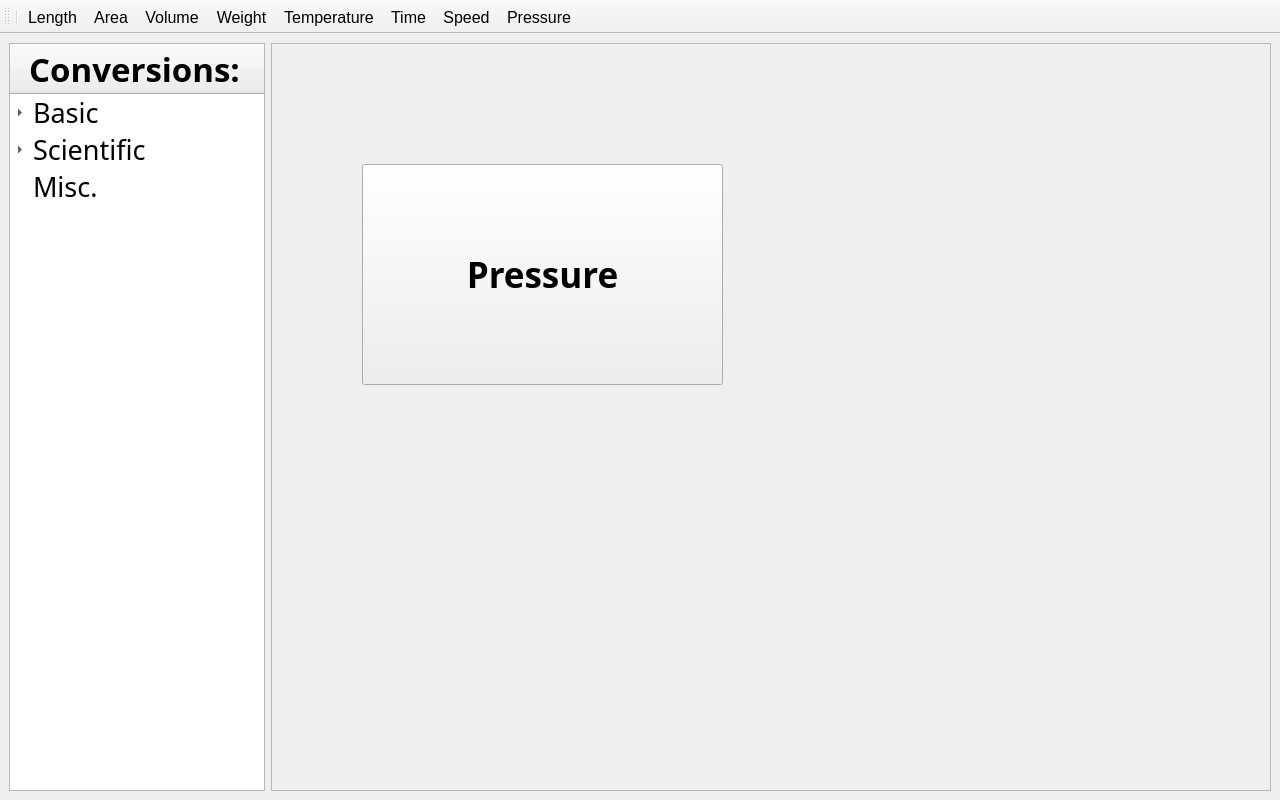
Qt form mainwindow.ui (30vam/cute-converter) before a commit.
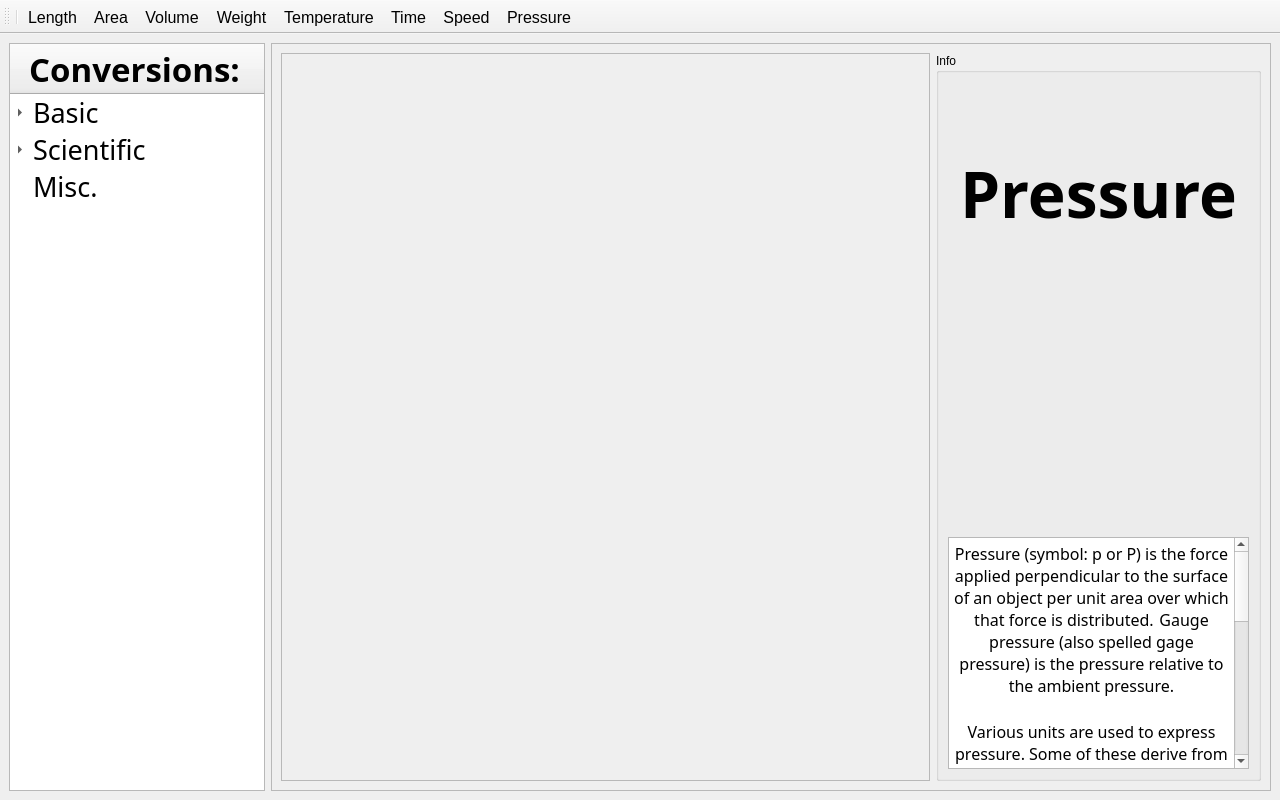
The same form after that commit. Icons and pictures are not drawn.

Commit message: Added pressure page

```diff
--- a/mainwindow.ui
+++ b/mainwindow.ui
@@ -326,7 +326,7 @@
        <enum>QFrame::StyledPanel</enum>
       </property>
       <property name="currentIndex">
-       <number>8</number>
+       <number>9</number>
       </property>
       <widget class="QWidget" name="basicPage">
        <layout class="QGridLayout" name="gridLayout">
@@ -1894,6 +1894,179 @@
         </property>
        </widget>
       </widget>
+      <widget class="QWidget" name="pressureWidget">
+       <layout class="QHBoxLayout" name="horizontalLayout_9" stretch="2,1">
+        <item>
+         <widget class="QScrollArea" name="pressureScrollArea">
+          <property name="sizePolicy">
+           <sizepolicy hsizetype="Expanding" vsizetype="Expanding">
+            <horstretch>0</horstretch>
+            <verstretch>0</verstretch>
+           </sizepolicy>
+          </property>
+          <property name="widgetResizable">
+           <bool>true</bool>
+          </property>
+          <widget class="QWidget" name="scrollAreaWidgetContents_8">
+           <property name="geometry">
+            <rect>
+             <x>0</x>
+             <y>0</y>
+             <width>647</width>
+             <height>639</height>
+            </rect>
+           </property>
+          </widget>
+         </widget>
+        </item>
+        <item>
+         <widget class="QGroupBox" name="pressureInfoGroupBox">
+          <property name="sizePolicy">
+           <sizepolicy hsizetype="Ignored" vsizetype="Ignored">
+            <horstretch>0</horstretch>
+            <verstretch>0</verstretch>
+           </sizepolicy>
+          </property>
+          <property name="title">
+           <string>Info</string>
+          </property>
+          <layout class="QVBoxLayout" name="verticalLayout_8">
+           <item>
+            <widget class="QLabel" name="pressureLabel">
+             <property name="sizePolicy">
+              <sizepolicy hsizetype="Preferred" vsizetype="Preferred">
+               <horstretch>0</horstretch>
+               <verstretch>0</verstretch>
+              </sizepolicy>
+             </property>
+             <property name="minimumSize">
+              <size>
+               <width>0</width>
+               <height>0</height>
+              </size>
+             </property>
+             <property name="font">
+              <font>
+               <family>Aleo</family>
+               <pointsize>48</pointsize>
+               <italic>false</italic>
+               <bold>true</bold>
+               <underline>false</underline>
+               <strikeout>false</strikeout>
+              </font>
+             </property>
+             <property name="text">
+              <string>&lt;html&gt;&lt;head/&gt;&lt;body&gt;&lt;p&gt;Pressure&lt;/p&gt;&lt;/body&gt;&lt;/html&gt;</string>
+             </property>
+             <property name="textFormat">
+              <enum>Qt::AutoText</enum>
+             </property>
+             <property name="scaledContents">
+              <bool>false</bool>
+             </property>
+             <property name="alignment">
+              <set>Qt::AlignCenter</set>
+             </property>
+             <property name="wordWrap">
+              <bool>false</bool>
+             </property>
+            </widget>
+           </item>
+           <item>
+            <widget class="QLabel" name="pressureImageLabel">
+             <property name="sizePolicy">
+              <sizepolicy hsizetype="Preferred" vsizetype="Preferred">
+               <horstretch>0</horstretch>
+               <verstretch>0</verstretch>
+              </sizepolicy>
+             </property>
+             <property name="minimumSize">
+              <size>
+               <width>0</width>
+               <height>0</height>
+              </size>
+             </property>
+             <property name="font">
+              <font>
+               <pointsize>20</pointsize>
+               <bold>false</bold>
+               <underline>false</underline>
+               <strikeout>false</strikeout>
+              </font>
+             </property>
+             <property name="text">
+              <string/>
+             </property>
+             <property name="textFormat">
+              <enum>Qt::AutoText</enum>
+             </property>
+             <property name="pixmap">
+              <pixmap resource="icons.qrc">:/icons/pressure_icon.png</pixmap>
+             </property>
+             <property name="scaledContents">
+              <bool>true</bool>
+             </property>
+             <property name="wordWrap">
+              <bool>false</bool>
+             </property>
+            </widget>
+           </item>
+           <item>
+            <widget class="QTextBrowser" name="pressureTextBrowser">
+             <property name="sizePolicy">
+              <sizepolicy hsizetype="Preferred" vsizetype="Fixed">
+               <horstretch>0</horstretch>
+               <verstretch>0</verstretch>
+              </sizepolicy>
+             </property>
+             <property name="minimumSize">
+              <size>
+               <width>0</width>
+               <height>232</height>
+              </size>
+             </property>
+             <property name="maximumSize">
+              <size>
+               <width>16777215</width>
+               <height>232</height>
+              </size>
+             </property>
+             <property name="font">
+              <font>
+               <family>Aleo</family>
+               <pointsize>12</pointsize>
+              </font>
+             </property>
+             <property name="documentTitle">
+              <string/>
+             </property>
+             <property name="lineWrapMode">
+              <enum>QTextEdit::WidgetWidth</enum>
+             </property>
+             <property name="html">
+              <string>&lt;!DOCTYPE HTML PUBLIC &quot;-//W3C//DTD HTML 4.0//EN&quot; &quot;http://www.w3.org/TR/REC-html40/strict.dtd&quot;&gt;
+&lt;html&gt;&lt;head&gt;&lt;meta name=&quot;qrichtext&quot; content=&quot;1&quot; /&gt;&lt;meta charset=&quot;utf-8&quot; /&gt;&lt;style type=&quot;text/css&quot;&gt;
+p, li { white-space: pre-wrap; }
+hr { height: 1px; border-width: 0; }
+li.unchecked::marker { content: &quot;\2610&quot;; }
+li.checked::marker { content: &quot;\2612&quot;; }
+&lt;/style&gt;&lt;/head&gt;&lt;body style=&quot; font-family:'Aleo'; font-size:12pt; font-weight:400; font-style:normal;&quot;&gt;
+&lt;p align=&quot;center&quot; style=&quot; margin-top:0px; margin-bottom:0px; margin-left:0px; margin-right:0px; -qt-block-indent:0; text-indent:0px;&quot;&gt;Pressure (symbol: p or P) is the force applied perpendicular to the surface of an object per unit area over which that force is distributed.  Gauge pressure (also spelled gage pressure) is the pressure relative to the ambient pressure.&lt;/p&gt;
+&lt;p align=&quot;center&quot; style=&quot;-qt-paragraph-type:empty; margin-top:0px; margin-bottom:0px; margin-left:0px; margin-right:0px; -qt-block-indent:0; text-indent:0px;&quot;&gt;&lt;br /&gt;&lt;/p&gt;
+&lt;p align=&quot;center&quot; style=&quot; margin-top:0px; margin-bottom:0px; margin-left:0px; margin-right:0px; -qt-block-indent:0; text-indent:0px;&quot;&gt;Various units are used to express pressure. Some of these derive from a unit of force divided by a unit of area; the SI unit of pressure, the pascal (Pa), for example, is one newton per square metre (N/m2); similarly, the pound-force per square inch (psi, symbol lbf/in2) is the traditional unit of pressure in the imperial and US customary systems.&lt;/p&gt;
+&lt;p align=&quot;center&quot; style=&quot;-qt-paragraph-type:empty; margin-top:0px; margin-bottom:0px; margin-left:0px; margin-right:0px; -qt-block-indent:0; text-indent:0px;&quot;&gt;&lt;br /&gt;&lt;/p&gt;
+&lt;p align=&quot;center&quot; style=&quot; margin-top:0px; margin-bottom:0px; margin-left:0px; margin-right:0px; -qt-block-indent:0; text-indent:0px;&quot;&gt; Pressure may also be expressed in terms of standard atmospheric pressure; the atmosphere (atm) is equal to this pressure, and the torr is defined as 1⁄760 of this. Manometric units such as the centimetre of water, millimetre of mercury, and inch of mercury are used to express pressures in terms of the height of column of a particular fluid in a manometer.&lt;/p&gt;&lt;/body&gt;&lt;/html&gt;</string>
+             </property>
+             <property name="openLinks">
+              <bool>false</bool>
+             </property>
+            </widget>
+           </item>
+          </layout>
+         </widget>
+        </item>
+       </layout>
+      </widget>
      </widget>
     </item>
    </layout>
```
The commit also changes 1 other file.
